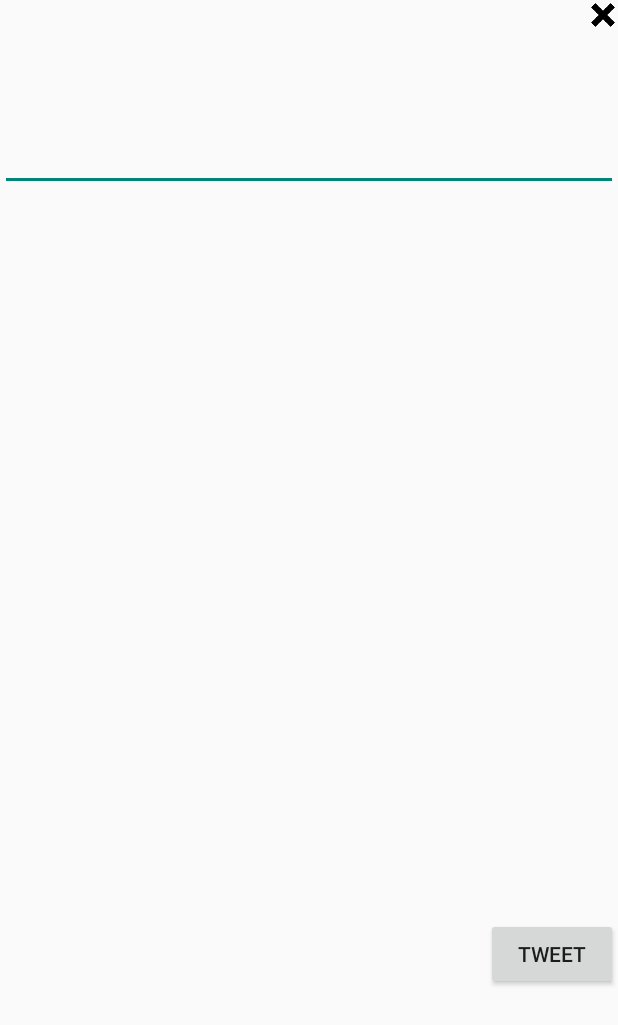
After one commit to arvindh5686/Tweeter, an Android app: the layout fragment_compose_tweet.xml on its own in the app's theme, with its tools: preview values and no code run, on a phone screen of 412 x 824 dp. The commit adds this screen. Shown: the top 1025 px of the screen. Run offline under Robolectric (Android 15) with nearby library versions, the phone set to English and light mode, and no system bars.

Commit message:
add persistance and compose tweet functionality

```diff
--- a/app/src/main/AndroidManifest.xml
+++ b/app/src/main/AndroidManifest.xml
@@ -9,6 +9,7 @@
         android:targetSdkVersion="21" />
 
     <uses-permission android:name="android.permission.INTERNET" />
+    <uses-permission android:name="android.permission.ACCESS_NETWORK_STATE" />
     <uses-permission android:name="android.permission.WRITE_EXTERNAL_STORAGE" />
 
     <uses-permission android:name="android.permission.READ_PHONE_STATE" />
--- /dev/null
+++ b/app/src/main/res/layout/fragment_compose_tweet.xml
@@ -0,0 +1,38 @@
+<!-- fragment_edit_name.xml -->
+<RelativeLayout xmlns:android="http://schemas.android.com/apk/res/android"
+    android:id="@+id/edit_name"
+    android:layout_width="match_parent" android:layout_height="match_parent"
+    android:layout_gravity="center" android:orientation="vertical"
+    android:minWidth="1000dp"
+    android:minHeight="450dp">
+
+    <EditText
+        android:id="@+id/etTweet"
+        android:layout_width="match_parent"  android:layout_height="wrap_content"
+        android:inputType="text"
+        android:layout_marginTop="82dp"
+        android:layout_alignParentTop="true"
+        android:layout_alignParentLeft="true"
+        android:layout_alignParentStart="true" />
+
+    <Button
+        android:layout_width="wrap_content"
+        android:layout_height="wrap_content"
+        android:text="Tweet"
+        android:id="@+id/btnTweet"
+        android:layout_marginBottom="164dp"
+        android:layout_alignParentBottom="true"
+        android:layout_alignParentRight="true"
+        android:layout_alignParentEnd="true" />
+
+    <ImageView
+        android:layout_width="20dp"
+        android:layout_height="20dp"
+        android:id="@+id/ivClose"
+        android:layout_alignParentTop="true"
+        android:layout_alignParentRight="true"
+        android:layout_alignParentEnd="true"
+        android:src="@drawable/ic_close" />
+
+
+</RelativeLayout>
--- a/app/src/main/res/layout/item_tweet.xml
+++ b/app/src/main/res/layout/item_tweet.xml
@@ -58,6 +58,7 @@ android:orientation="vertical"
             android:id="@+id/tvBody"
             android:textStyle="normal"
             android:text="Body"
+            android:autoLink="all"
             android:layout_alignParentLeft="true"
             android:layout_alignParentTop="true" />
 
--- a/app/src/main/res/menu/menu_timeline.xml
+++ b/app/src/main/res/menu/menu_timeline.xml
@@ -9,7 +9,7 @@
         app:showAsAction="ifRoom|collapseActionView"/>
 
     <item
-        android:id="@+id/menuSettings"
+        android:id="@+id/compose_tweet"
         android:title="Twitter icon"
         android:icon="@drawable/ic_twitter"
         app:showAsAction="ifRoom">
```
Also changed, not shown: app/src/main/java/com/walmartlabs/classwork/tweets/activities/TimelineActivity.java (+75 -5 lines), app/src/main/java/com/walmartlabs/classwork/tweets/fragments/EditNameDialog.java (added, +105 -0 lines), app/src/main/java/com/walmartlabs/classwork/tweets/models/Tweet.java (+25 -1 lines), app/src/main/java/com/walmartlabs/classwork/tweets/models/User.java (+24 -1 lines), app/src/main/java/com/walmartlabs/classwork/tweets/net/TwitterClient.java (+7 -2 lines), app/src/main/res/layout/activity_timeline.xml (+5 -4 lines), app/src/main/res/drawable-hdpi/ic_close.png (added), app/src/main/res/mipmap-hdpi/ic_close.png (added), app/src/main/res/mipmap-mdpi/ic_close.png (added), app/src/main/res/mipmap-xhdpi/ic_close.png (added), app/src/main/res/mipmap-xxhdpi/ic_close.png (added), app/src/main/res/mipmap-xxxhdpi/ic_close.png (added).
